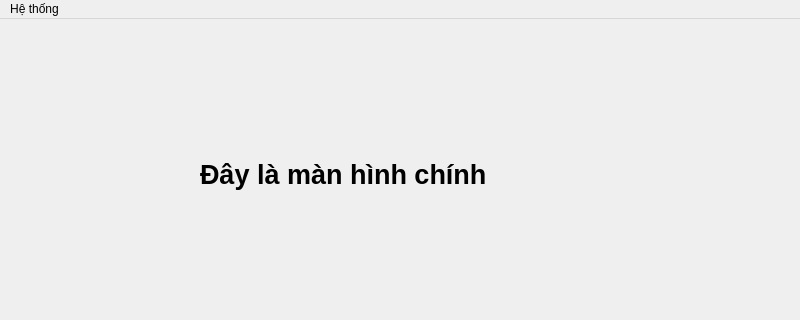
MayAnhhh163/ML_K224161818, file Salesmanagement/ui/MainProgramMainWindow.ui: the form before one commit; both pictures show x 0 to 800 and y 0 to 320 of the 800 by 600 pixel window.
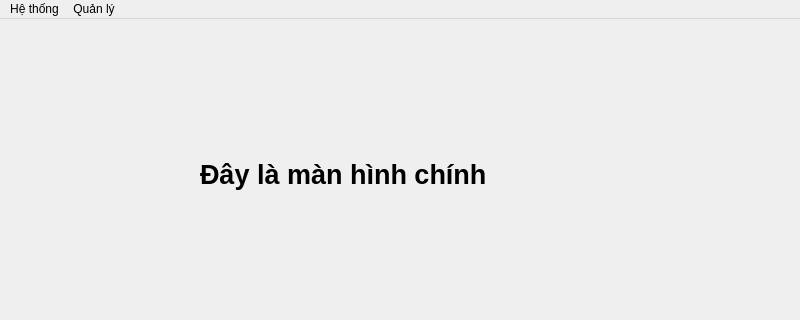
The form after the commit.

```diff
--- a/Salesmanagement/ui/MainProgramMainWindow.ui
+++ b/Salesmanagement/ui/MainProgramMainWindow.ui
@@ -53,7 +53,16 @@
     <addaction name="actioncauhinhhethong"/>
     <addaction name="actionthoatphanmem"/>
    </widget>
+   <widget class="QMenu" name="menuQu_n_l">
+    <property name="title">
+     <string>Quản lý</string>
+    </property>
+    <addaction name="actionQly_sp_danh_mucj"/>
+    <addaction name="actionQly_don_hang"/>
+    <addaction name="actionQly_nhan_vien"/>
+   </widget>
    <addaction name="menuH_th_ng"/>
+   <addaction name="menuQu_n_l"/>
   </widget>
   <widget class="QStatusBar" name="statusbar"/>
   <action name="actionthongtintaikhoan">
```
Left out of the diff: 15 changed lines with no effect on the pictures.
